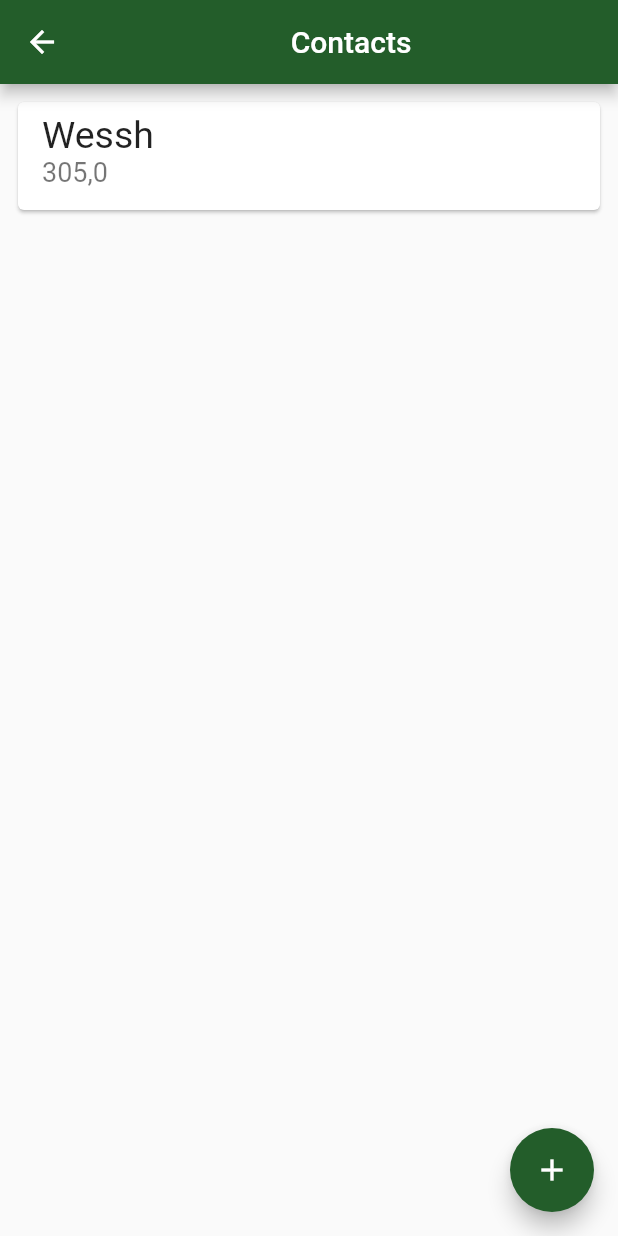
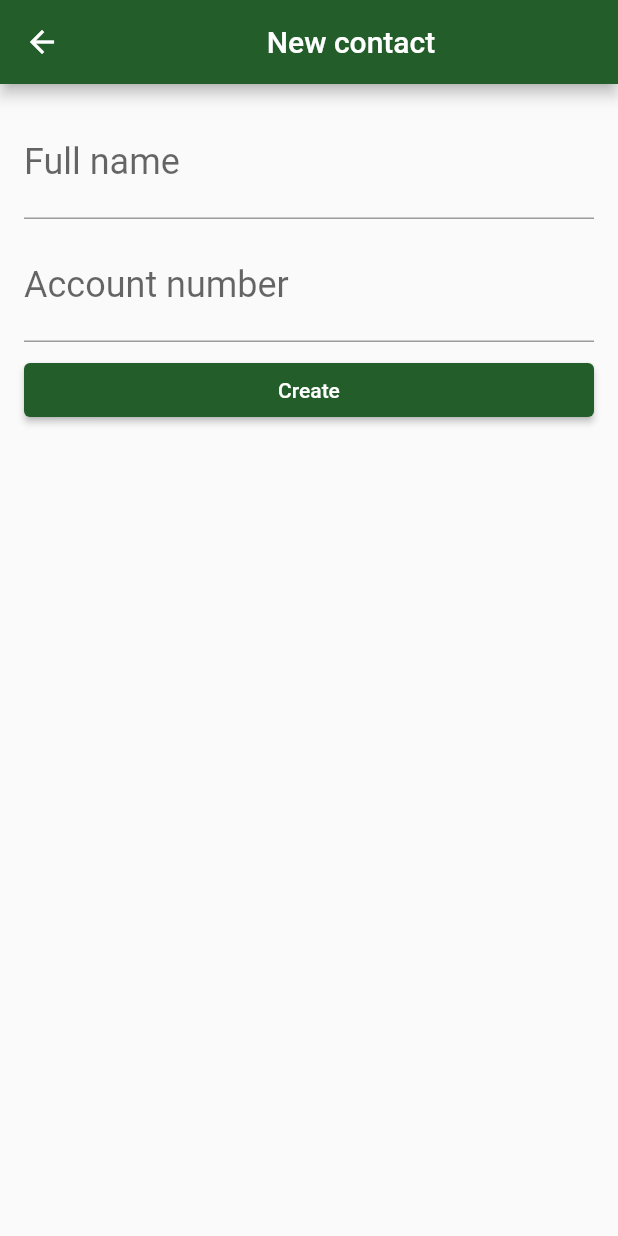
Before and after one commit to Wessh/bytebank, a Flutter app: the ContactList screen opened directly, after a tap on the "add" icon, on a phone screen of 412 x 824 dp. Run offline on Flutter 3.47's test engine with Material 2 defaults, Android fonts, the phone set to English and light mode, and no system bars.

Commit message:
Implementando a tela do formulário

```diff
--- /dev/null
+++ b/lib/app/pages/contacts/contact_form.dart
@@ -0,0 +1,48 @@
+import 'package:flutter/material.dart';
+
+class ContactForm extends StatelessWidget {
+  const ContactForm({Key? key}) : super(key: key);
+
+  @override
+  Widget build(BuildContext context) {
+    return Scaffold(
+      appBar: AppBar(
+        title: const Center(child: Text('New contact')),
+      ),
+      body: Padding(
+        padding: const EdgeInsets.all(16.0),
+        child: Column(
+          children: [
+            const TextField(
+              keyboardType: TextInputType.text,
+              decoration: InputDecoration(
+                labelText: 'Full name',
+              ),
+              style: TextStyle(fontSize: 24),
+            ),
+            const Padding(
+              padding: EdgeInsets.only(top: 8.0),
+              child: TextField(
+                keyboardType: TextInputType.number,
+                decoration: InputDecoration(
+                  labelText: 'Account number',
+                ),
+                style: TextStyle(fontSize: 24),
+              ),
+            ),
+            Padding(
+              padding: const EdgeInsets.only(top: 8.0),
+              child: SizedBox(
+                width: double.maxFinite,
+                child: ElevatedButton(
+                  child: const Text('Create'),
+                  onPressed: () {},
+                ),
+              ),
+            ),
+          ],
+        ),
+      ),
+    );
+  }
+}
--- a/lib/app/pages/contacts/contact_list.dart
+++ b/lib/app/pages/contacts/contact_list.dart
@@ -1,3 +1,4 @@
+import 'package:bytebank/app/pages/contacts/contact_form.dart';
 import 'package:flutter/material.dart';
 
 class ContactList extends StatelessWidget {
@@ -30,7 +31,11 @@ class ContactList extends StatelessWidget {
         ],
       ),
       floatingActionButton: FloatingActionButton(
-        onPressed: () {},
+        onPressed: () {
+          Navigator.of(context).push(
+            MaterialPageRoute(builder: (context) => const ContactForm()),
+          );
+        },
         child: const Icon(Icons.add),
         backgroundColor: Theme.of(context).colorScheme.primary,
       ),
```
